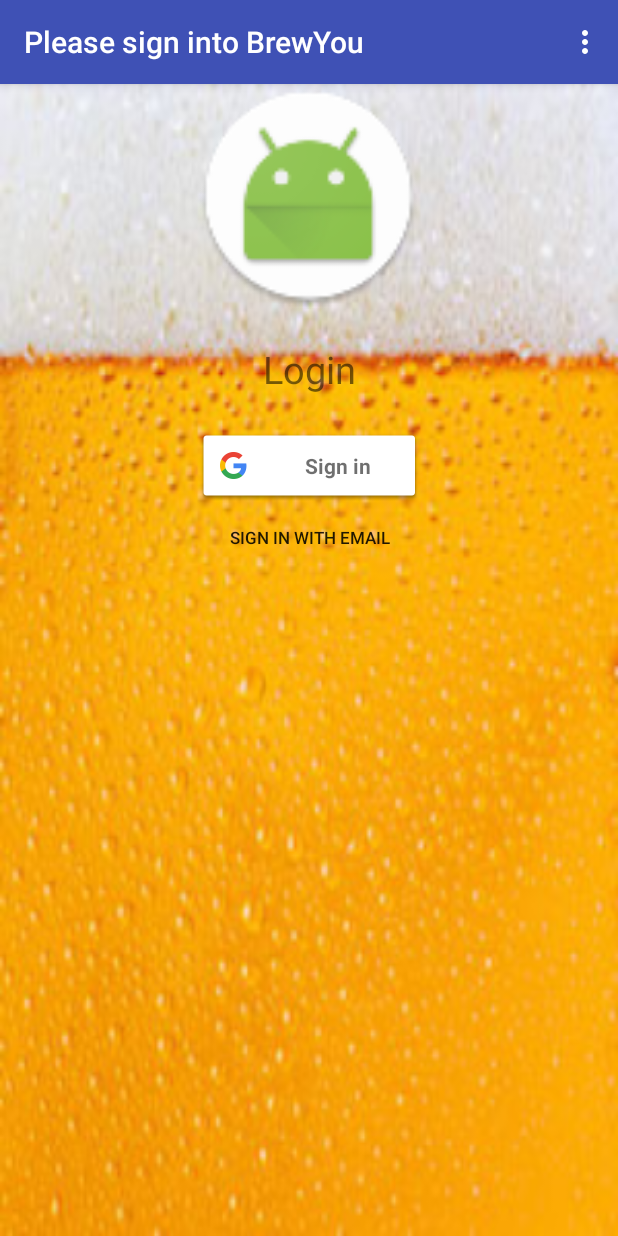
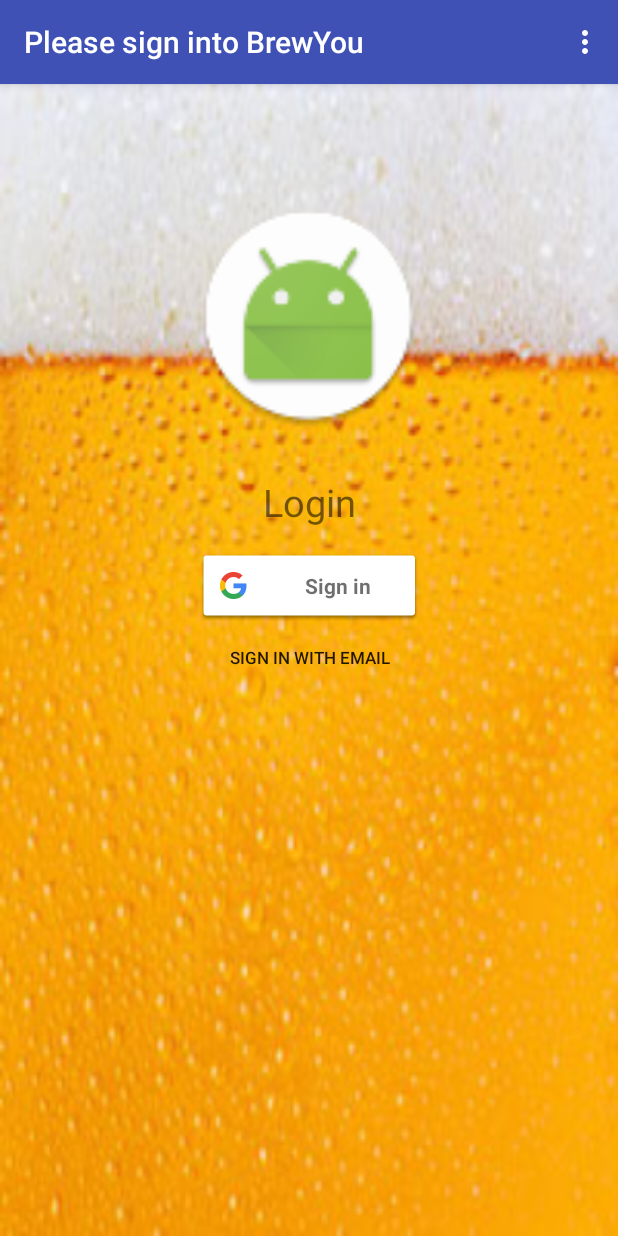
Before and after one commit to BurtonArlen/BrewYou, an Android app: the screen it shows after launch (GoogleSignInActivity), on a phone screen of 412 x 824 dp. Run offline under Robolectric (Android 15) with nearby library versions, the phone set to English and light mode, and no system bars; our stand-ins replace ButterKnife, Firebase (no records; nobody signed in at launch, a user with empty details on screens opened directly).

Commit message:
streamlined login and profile

```diff
--- a/app/src/main/java/com/burton/arlen/brewyou/ui/AboutApp.java
+++ b/app/src/main/java/com/burton/arlen/brewyou/ui/AboutApp.java
@@ -26,7 +26,7 @@ public class AboutApp extends AppCompatActivity implements View.OnClickListener{
     @Override
     public void onClick(View v){
         if (v == mReturnFromAbout){
-            Intent intent = new Intent(AboutApp.this, MainActivity.class);
+            Intent intent = new Intent(AboutApp.this, GoogleSignInActivity.class);
             startActivity(intent);
         }
     }
--- a/app/src/main/java/com/burton/arlen/brewyou/ui/GoogleSignInActivity.java
+++ b/app/src/main/java/com/burton/arlen/brewyou/ui/GoogleSignInActivity.java
@@ -59,15 +59,8 @@ public class GoogleSignInActivity extends AppCompatActivity implements GoogleApi
         mImageLogin = (ImageView) findViewById(R.id.imageLogin);
         mTestRevoke = (TextView) findViewById(R.id.testRevoke);
 
-        findViewById(R.id.signOutButton).setOnClickListener(this);
-        findViewById(R.id.mainActivityButton).setOnClickListener(this);
         findViewById(R.id.sign_in_button).setOnClickListener(this);
         findViewById(R.id.emailSignInButton).setOnClickListener(this);
-
-        findViewById(R.id.signOutButton).setVisibility(View.GONE);
-        findViewById(R.id.mainActivityButton).setVisibility(View.GONE);
-        findViewById(R.id.signOutButton).setFocusable(false);
-        findViewById(R.id.mainActivityButton).setFocusable(false);
 
         GoogleSignInOptions gso = new GoogleSignInOptions.Builder(GoogleSignInOptions.DEFAULT_SIGN_IN)
                 .requestIdToken(getString(R.string.default_web_client_id))
@@ -78,9 +71,9 @@ public class GoogleSignInActivity extends AppCompatActivity implements GoogleApi
                 .addApi(Auth.GOOGLE_SIGN_IN_API, gso)
                 .build();
         mAuth = FirebaseAuth.getInstance();
-
-        Intent theIntent = getIntent();
-        String theIntentString = theIntent.getStringExtra("logout");
+        if (mAuth.getCurrentUser() != null){
+            toProfile();
+        }
 
     }
     @Override
@@ -104,10 +97,6 @@ public class GoogleSignInActivity extends AppCompatActivity implements GoogleApi
         if (id == R.id.user_profile){
             Intent intent = new Intent(GoogleSignInActivity.this, MainActivity.class);
             startActivity(intent);
-            return true;
-        }
-        if (id == R.id.revoke_user){
-            revokeAccess();
             return true;
         }
         if (id == R.id.about_us){
@@ -190,10 +179,6 @@ public class GoogleSignInActivity extends AppCompatActivity implements GoogleApi
         findViewById(R.id.emailSignInButton).setVisibility(View.VISIBLE);
         findViewById(R.id.sign_in_button).setFocusable(true);
         findViewById(R.id.emailSignInButton).setFocusable(true);
-        findViewById(R.id.signOutButton).setVisibility(View.GONE);
-        findViewById(R.id.mainActivityButton).setVisibility(View.GONE);
-        findViewById(R.id.signOutButton).setFocusable(false);
-        findViewById(R.id.mainActivityButton).setFocusable(false);
     }
 
     private void createProgressDialog(){
@@ -211,13 +196,16 @@ public class GoogleSignInActivity extends AppCompatActivity implements GoogleApi
             findViewById(R.id.emailSignInButton).setVisibility(View.GONE);
             findViewById(R.id.sign_in_button).setFocusable(false);
             findViewById(R.id.emailSignInButton).setFocusable(false);
-            findViewById(R.id.signOutButton).setVisibility(View.VISIBLE);
-            findViewById(R.id.mainActivityButton).setVisibility(View.VISIBLE);
-            findViewById(R.id.signOutButton).setFocusable(true);
-            findViewById(R.id.mainActivityButton).setFocusable(true);
+            toProfile();
+
         } else {
             getSupportActionBar().setTitle("Please sign into BrewYou");
         }
+    }
+
+    private void toProfile(){
+        Intent intent = new Intent(GoogleSignInActivity.this, MainActivity.class);
+        startActivity(intent);
     }
 
     @Override
@@ -237,13 +225,5 @@ public class GoogleSignInActivity extends AppCompatActivity implements GoogleApi
             intent.setFlags(Intent.FLAG_ACTIVITY_NEW_TASK | Intent.FLAG_ACTIVITY_CLEAR_TASK);
             startActivity(intent);
         }
-        if (i == R.id.mainActivityButton) {
-            Intent intent = new Intent(GoogleSignInActivity.this, BrewSearch.class);
-            intent.setFlags(Intent.FLAG_ACTIVITY_NEW_TASK | Intent.FLAG_ACTIVITY_CLEAR_TASK);
-            startActivity(intent);
-        }
-        if (i == R.id.signOutButton) {
-            signOut();
-        }
     }
 }
--- a/app/src/main/res/layout/activity_google_sign_in.xml
+++ b/app/src/main/res/layout/activity_google_sign_in.xml
@@ -12,19 +12,19 @@
         android:layout_width="150sp"
         android:layout_height="150sp"
         android:background="@mipmap/ic_launcher_round"
-        tools:layout_editor_absoluteY="76dp"
         android:layout_marginLeft="8dp"
         app:layout_constraintLeft_toLeftOf="parent"
         android:layout_marginRight="8dp"
         app:layout_constraintRight_toRightOf="parent"
         android:id="@+id/imageLogin"
-        />
+        app:layout_constraintTop_toTopOf="parent"
+        android:layout_marginTop="80dp" />
     <TextView
         android:layout_width="wrap_content"
         android:layout_height="wrap_content"
         android:text="Login"
         android:textSize="25sp"
-        android:layout_marginTop="8dp"
+        android:layout_marginTop="25dp"
         app:layout_constraintTop_toBottomOf="@+id/imageLogin"
         android:layout_marginBottom="8dp"
         app:layout_constraintBottom_toTopOf="@+id/sign_in_button"
@@ -57,28 +57,4 @@
         android:layout_marginTop="80dp"
         app:layout_constraintTop_toBottomOf="@+id/imageLogin" />
 
-    <Button
-        android:id="@+id/mainActivityButton"
-        android:text="BrewYou Begin"
-        android:textSize="11sp"
-        android:layout_width="150sp"
-        android:layout_height="wrap_content"
-        android:layout_marginLeft="8dp"
-        app:layout_constraintLeft_toLeftOf="parent"
-        android:layout_marginRight="8dp"
-        app:layout_constraintRight_toRightOf="parent"
-        android:layout_marginTop="80dp"
-        app:layout_constraintTop_toBottomOf="@+id/imageLogin" />
-
-    <Button
-        android:layout_width="150sp"
-        android:id="@+id/signOutButton"
-        android:layout_height="wrap_content"
-        android:text="Sign out"
-        android:textSize="11sp"
-        app:layout_constraintTop_toBottomOf="@+id/sign_in_button"
-        android:layout_marginLeft="8dp"
-        app:layout_constraintLeft_toLeftOf="parent"
-        android:layout_marginRight="8dp"
-        app:layout_constraintRight_toRightOf="parent" />
 </android.support.constraint.ConstraintLayout>
--- a/app/src/main/res/menu/app_flow_menu_1.xml
+++ b/app/src/main/res/menu/app_flow_menu_1.xml
@@ -13,12 +13,6 @@
         app:showAsAction="never"
         />
     <item
-        android:id="@+id/revoke_user"
-        android:title="Delete Account"
-        android:visible="true"
-        app:showAsAction="never"
-        />
-    <item
         android:id="@+id/about_us"
         android:title="About BrewYou"
         android:visible="true"
--- a/app/src/main/res/menu/app_flow_menu_2.xml
+++ b/app/src/main/res/menu/app_flow_menu_2.xml
@@ -19,4 +19,10 @@
         android:title="Sign out"
         android:visible="true"
         app:showAsAction="never" />
+    <item
+        android:id="@+id/revoke_user"
+        android:title="Delete Account"
+        android:visible="true"
+        app:showAsAction="never"
+        />
 </menu>
```
Also changed, not shown: app/src/main/java/com/burton/arlen/brewyou/ui/BrewSearch.java (+25 -11 lines), app/src/main/java/com/burton/arlen/brewyou/ui/MainActivity.java (+16 -0 lines), app/src/main/res/menu/menu_search.xml (+18 -0 lines).
